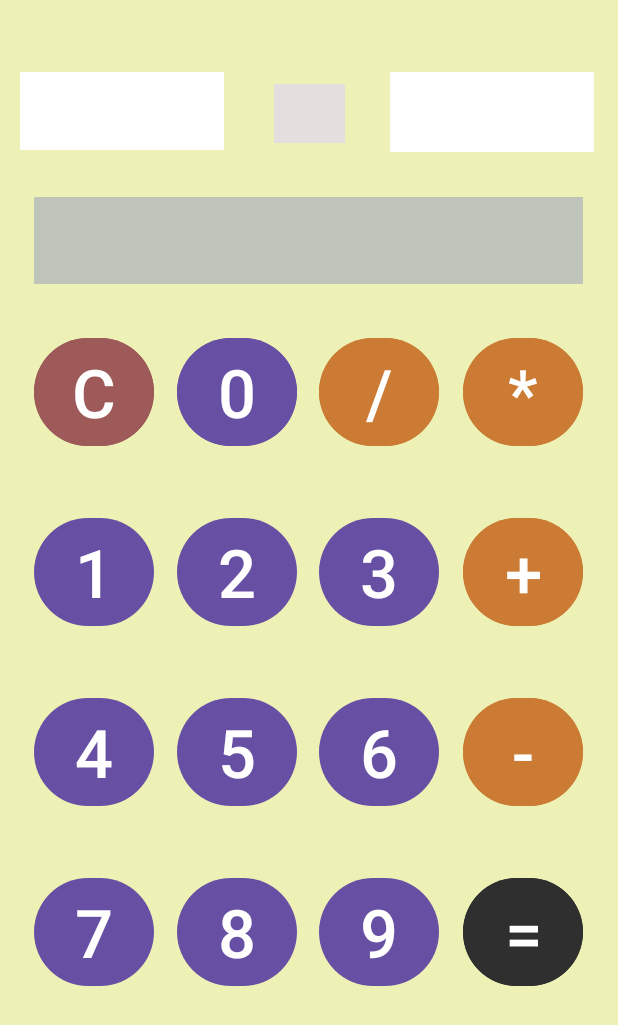
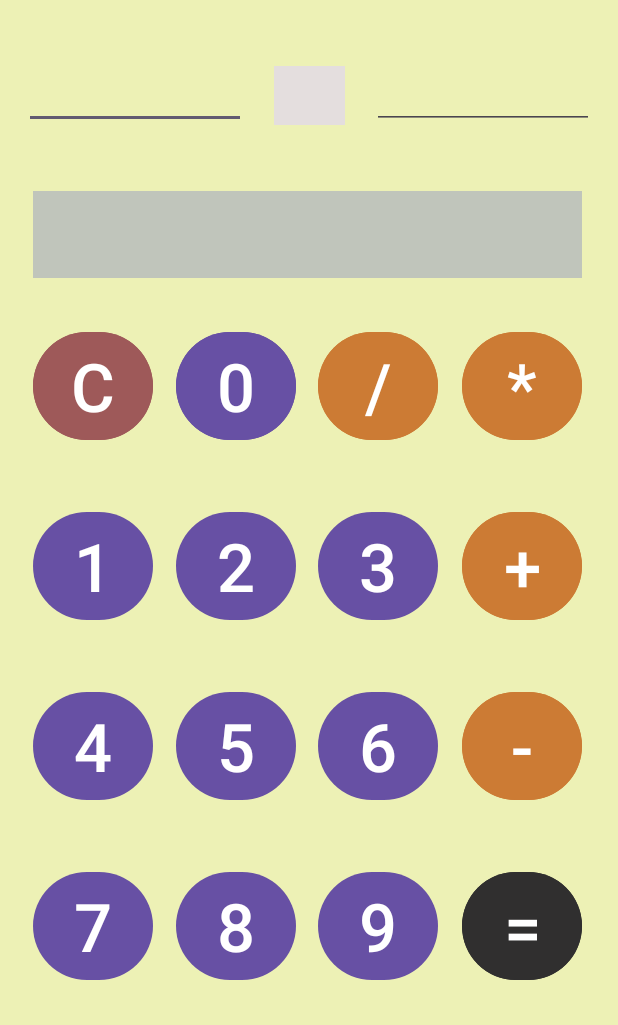
Before and after one commit to ClushAKvK/MobileLab1, an Android app: the screen it shows after launch (MainActivity), after a tap on an icon or button, on a phone screen of 412 x 824 dp. Shown: the top 1025 px of the screen. Run offline under Robolectric (Android 15) with nearby library versions, the phone set to English and light mode, and no system bars.

Commit message:
Add editText left and right Numbers

```diff
--- a/app/src/main/java/ru/shirko/mobiledevelopment/calculator2/MainActivity.kt
+++ b/app/src/main/java/ru/shirko/mobiledevelopment/calculator2/MainActivity.kt
@@ -4,6 +4,7 @@ import androidx.appcompat.app.AppCompatActivity
 import android.os.Bundle
 import android.view.View
 import android.widget.Button
+import android.widget.EditText
 import android.widget.TextView
 
 class MainActivity : AppCompatActivity() {
@@ -12,8 +13,8 @@ class MainActivity : AppCompatActivity() {
     private var rightNumber: Double? = null
     private var tempOperand: Operands? = null
 
-    private lateinit var tvLeftNumber: TextView
-    private lateinit var tvRightNumber: TextView
+    private lateinit var edLeftNumber: EditText
+    private lateinit var edRightNumber: EditText
     private lateinit var tvOperand: TextView
     private lateinit var tvResult: TextView
 
@@ -21,8 +22,8 @@ class MainActivity : AppCompatActivity() {
         super.onCreate(savedInstanceState)
         setContentView(R.layout.activity_main)
 
-        tvLeftNumber = findViewById(R.id.tvLeftNumber)
-        tvRightNumber = findViewById(R.id.tvRightNumber)
+        edLeftNumber = findViewById(R.id.edLeftNumber)
+        edRightNumber = findViewById(R.id.edRightNumber)
         tvOperand = findViewById(R.id.tvOperand)
         tvResult = findViewById(R.id.tvResult)
 
@@ -85,29 +86,34 @@ class MainActivity : AppCompatActivity() {
     private fun inputNumber(digit: Double) {
         if (tempOperand == null) {
             leftNumber = if (leftNumber == null) digit else leftNumber!! * 10 + digit
-            tvLeftNumber.text = "${if (leftNumber!! %1 == 0.0) leftNumber!!.toInt() else leftNumber}"
+            edLeftNumber.setText("${if (leftNumber!! %1 == 0.0) leftNumber!!.toInt() else leftNumber}")
         }
         else {
             rightNumber = if (rightNumber == null) digit else rightNumber!! * 10 + digit
-            tvRightNumber.text = "${rightNumber!!.toInt()}"
+            edRightNumber.setText("${rightNumber!!.toInt()}")
         }
     }
 
     private fun inputOperand(operand: Operands) {
-        tempOperand = operand
-        tvOperand.text = operand.visual
+
         if (rightNumber == null) {
+            tempOperand = operand
+            tvOperand.text = operand.visual
             return
         }
 
         leftNumber = calculateExpression()
-        tvLeftNumber.text = "${if (leftNumber!! %1 == 0.0) leftNumber!!.toInt() else leftNumber}"
+        edLeftNumber.setText("${if (leftNumber!! % 1 == 0.0) leftNumber!!.toInt() else leftNumber}")
+
+        tempOperand = operand
+        tvOperand.text = operand.visual
 
         clearExpression(left=false, operand=false)
     }
 
     private fun calculateExpression():Double {
         var answer: Double = 0.0
+        if (leftNumber == null) leftNumber = 0.0
         if (rightNumber == null) rightNumber = 0.0
         when (tempOperand) {
             Operands.PLUS -> answer = leftNumber!! + rightNumber!!
@@ -124,11 +130,11 @@ class MainActivity : AppCompatActivity() {
                                 result: Boolean = true) {
         if (left) {
             leftNumber = null
-            tvLeftNumber.text = ""
+            edLeftNumber.setText("")
         }
         if (right) {
             rightNumber = null
-            tvRightNumber.text = ""
+            edRightNumber.setText("")
         }
         if (operand) {
             tempOperand = null
--- a/app/src/main/res/layout/activity_main.xml
+++ b/app/src/main/res/layout/activity_main.xml
@@ -179,46 +179,47 @@
         android:textAlignment="center"
         android:textAppearance="@style/TextAppearance.AppCompat.Medium"
         android:textIsSelectable="false"
-        app:layout_constraintEnd_toStartOf="@+id/tvRightNumber"
-        app:layout_constraintHorizontal_bias="0.523"
-        app:layout_constraintStart_toEndOf="@+id/tvLeftNumber"
-        app:layout_constraintTop_toTopOf="@+id/tvLeftNumber" />
-
-    <TextView
-        android:id="@+id/tvRightNumber"
-        android:layout_width="136dp"
-        android:layout_height="53dp"
-        android:layout_marginTop="48dp"
-        android:layout_marginEnd="16dp"
-        android:autoSizeTextType="uniform"
-        android:background="#FFFFFF"
-        android:textIsSelectable="false"
-        app:layout_constraintEnd_toEndOf="parent"
-        app:layout_constraintTop_toTopOf="parent" />
-
-    <TextView
-        android:id="@+id/tvLeftNumber"
-        android:layout_width="136dp"
-        android:layout_height="52dp"
-        android:autoSizeTextType="uniform"
-        android:background="#FFFFFF"
-        android:textIsSelectable="false"
-        app:layout_constraintEnd_toStartOf="@+id/tvRightNumber"
-        app:layout_constraintHorizontal_bias="0.11"
-        app:layout_constraintStart_toStartOf="parent"
-        app:layout_constraintTop_toTopOf="@+id/tvRightNumber" />
+        app:layout_constraintEnd_toStartOf="@+id/edRightNumber"
+        app:layout_constraintStart_toEndOf="@+id/edLeftNumber"
+        app:layout_constraintTop_toTopOf="@+id/edRightNumber" />
 
     <TextView
         android:id="@+id/tvResult"
         android:layout_width="366dp"
         android:layout_height="58dp"
-        android:layout_marginTop="36dp"
+        android:layout_marginStart="4dp"
+        android:layout_marginTop="44dp"
         android:autoSizeTextType="uniform"
         android:background="#C0C5BB"
         android:text="Result"
-        app:layout_constraintEnd_toEndOf="@+id/tvRightNumber"
-        app:layout_constraintHorizontal_bias="0.562"
-        app:layout_constraintStart_toStartOf="@+id/tvLeftNumber"
+        app:layout_constraintEnd_toEndOf="@+id/edRightNumber"
+        app:layout_constraintHorizontal_bias="0.222"
+        app:layout_constraintStart_toStartOf="@+id/edLeftNumber"
         app:layout_constraintTop_toBottomOf="@+id/tvOperand" />
 
+    <EditText
+        android:id="@+id/edLeftNumber"
+        android:layout_width="148dp"
+        android:layout_height="50dp"
+        android:layout_marginStart="16dp"
+        android:layout_marginTop="36dp"
+        android:autoSizeTextType="uniform"
+        android:ems="10"
+        android:inputType="text"
+        android:textSize="28sp"
+        app:layout_constraintStart_toStartOf="parent"
+        app:layout_constraintTop_toTopOf="parent" />
+
+    <EditText
+        android:id="@+id/edRightNumber"
+        android:layout_width="148dp"
+        android:layout_height="50dp"
+        android:layout_marginEnd="16dp"
+        android:autoSizeTextType="uniform"
+        android:ems="10"
+        android:inputType="text"
+        android:textSize="28sp"
+        app:layout_constraintEnd_toEndOf="parent"
+        app:layout_constraintTop_toTopOf="@+id/edLeftNumber" />
+
 </androidx.constraintlayout.widget.ConstraintLayout>
```
